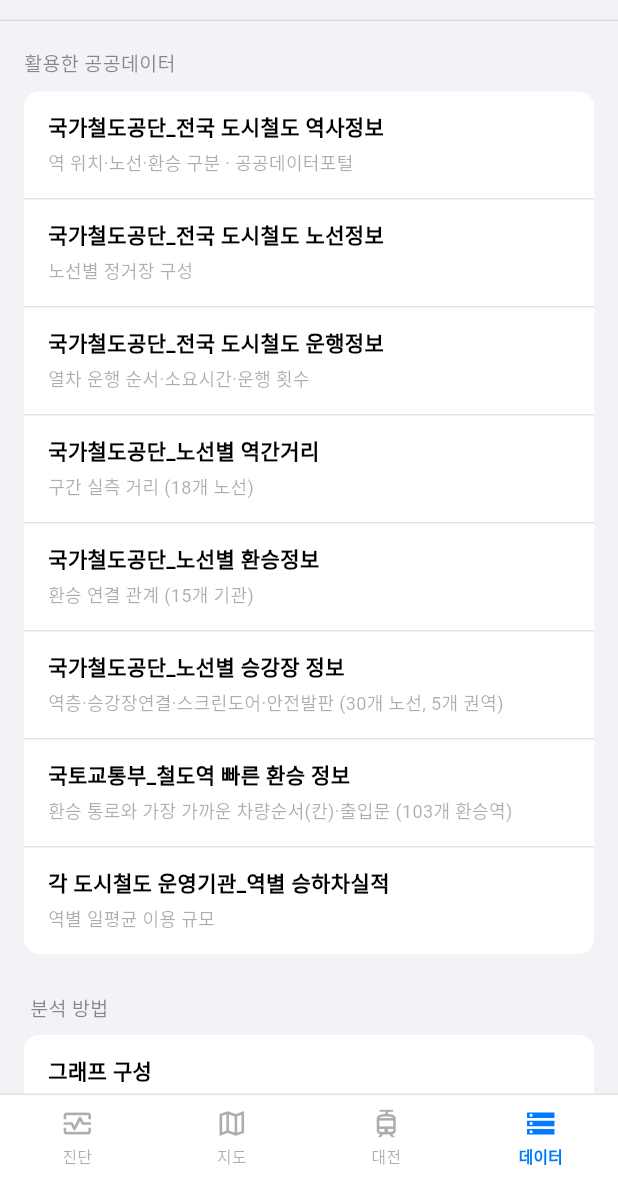
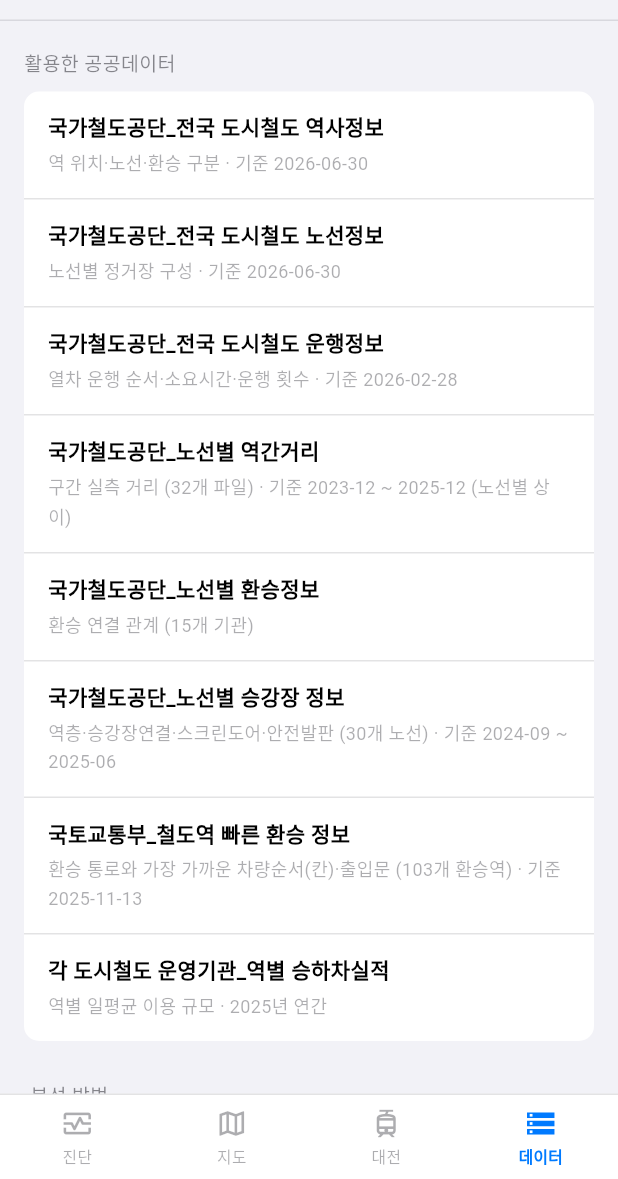
Before and after one commit to leeseoyang/Raility, a Flutter app: the screen it shows after launch, item 4 of the bottom bar chosen, on a phone screen of 412 x 824 dp, the part 57-1236 px from its top. Run offline on Flutter 3.47's test engine with Material 3 defaults, Android fonts, the phone set to English and light mode, and no system bars; our stand-ins replace flutter_map, latlong2, shared_preferences.

Commit message:
Port practical-disconnection grading to Flutter engine
웹판 78f5884 와 판정 규칙 동기화: practical 단절(+30분/2배 초과 우회 포함),
라플라스 평활 등급, 헤드라인·사회적 취약도 정렬(S = 수요×min(지연,30분)),
데이터 탭 기준일자 표기.

flutter analyze 0건 · test 32건 통과.
(권역 진단 탭의 Flutter 포팅은 미착수 — 웹판 검증 후 진행)

Co-Authored-By: Claude Opus 5 (1M context) <noreply@anthropic.com>

```diff
--- a/raility_flutter/lib/graph.dart
+++ b/raility_flutter/lib/graph.dart
@@ -58,6 +58,7 @@ class Stop {
   bool segTransfer = false;
   String? fromLine, toLine;
   bool spof = false;
+  bool practical = false;  // 실질적 단절 (경로 소멸 또는 +30분/2배 초과 우회)
   double delta = 0;
   Stop(this.station, this.nodes);
 }
@@ -65,7 +66,7 @@ class Stop {
 class Diagnosis {
   final bool ok;
   final PathResult? base;
-  final List<Stop> stops, mids, spof, detour;
+  final List<Stop> stops, mids, spof, practical, detour;
   final double maxDelta, ratio;
   final String grade;
   final int transfers;
@@ -77,6 +78,7 @@ class Diagnosis {
     this.stops = const [],
     this.mids = const [],
     this.spof = const [],
+    this.practical = const [],
     this.detour = const [],
     this.maxDelta = 0,
     this.ratio = 0,
@@ -499,31 +501,46 @@ class RailGraph {
     return stops;
   }
 
+  /// 실질적 단절 상한(초). 우회가 이보다 오래 걸리면 사실상 못 가는 것으로 본다.
+  static const practicalCapS = 1800.0;
+
   /// 경로 위 중간역을 하나씩 제거해 우회 가능 여부를 판정한다.
+  /// (판정 규칙은 웹판 graph.js diagnose 와 동일해야 한다)
   Diagnosis diagnose(int src, int dst) {
     final base = shortest(src, dst);
     if (base == null) return const Diagnosis(ok: false);
 
     final stops = toStops(base.path);
     final mids = stops.length > 2 ? stops.sublist(1, stops.length - 1) : <Stop>[];
-    final spof = <Stop>[], detour = <Stop>[];
+    final spof = <Stop>[], practical = <Stop>[], detour = <Stop>[];
     var maxDelta = 0.0;
 
     for (final st in mids) {
       final alt = shortest(src, dst, block: [st.station]);
       if (alt == null) {
         st.spof = true;
+        st.practical = true;
         spof.add(st);
+        practical.add(st);
         continue;
       }
       st.delta = alt.time - base.time;
+      // 실질적 단절: 경로가 남아도 +30분 이상이거나 원 소요시간의 2배를 넘으면
+      // 통근자에겐 단절과 같다.
+      if (st.delta > practicalCapS || st.delta > base.time) {
+        st.practical = true;
+        practical.add(st);
+      }
       if (st.delta > 60) {
         detour.add(st);
         if (st.delta > maxDelta) maxDelta = st.delta;
       }
     }
 
-    final ratio = mids.isEmpty ? 0.0 : spof.length / mids.length;
+    // 등급은 '실질적 단절' 비율. 짧은 경로의 요동은 라플라스 평활(α=1)로 억제.
+    final ratio = practical.isEmpty
+        ? 0.0
+        : (practical.length + 1) / (mids.length + 2);
     final grade = ratio == 0
         ? 'A'
         : ratio <= 0.15
@@ -546,6 +563,7 @@ class RailGraph {
       stops: stops,
       mids: mids,
       spof: spof,
+      practical: practical,
       detour: detour,
       maxDelta: maxDelta,
       ratio: ratio,
--- a/raility_flutter/lib/screens/data_screen.dart
+++ b/raility_flutter/lib/screens/data_screen.dart
@@ -4,15 +4,16 @@ import '../state.dart';
 import '../theme.dart';
 import '../widgets.dart';
 
+// 기준일자를 함께 표기한다 — 취약성 진단에서 데이터 시점은 신뢰도의 일부다.
 const _sources = [
-  ('국가철도공단_전국 도시철도 역사정보', '역 위치·노선·환승 구분 · 공공데이터포털'),
-  ('국가철도공단_전국 도시철도 노선정보', '노선별 정거장 구성'),
-  ('국가철도공단_전국 도시철도 운행정보', '열차 운행 순서·소요시간·운행 횟수'),
-  ('국가철도공단_노선별 역간거리', '구간 실측 거리 (18개 노선)'),
+  ('국가철도공단_전국 도시철도 역사정보', '역 위치·노선·환승 구분 · 기준 2026-06-30'),
+  ('국가철도공단_전국 도시철도 노선정보', '노선별 정거장 구성 · 기준 2026-06-30'),
+  ('국가철도공단_전국 도시철도 운행정보', '열차 운행 순서·소요시간·운행 횟수 · 기준 2026-02-28'),
+  ('국가철도공단_노선별 역간거리', '구간 실측 거리 (32개 파일) · 기준 2023-12 ~ 2025-12 (노선별 상이)'),
   ('국가철도공단_노선별 환승정보', '환승 연결 관계 (15개 기관)'),
-  ('국가철도공단_노선별 승강장 정보', '역층·승강장연결·스크린도어·안전발판 (30개 노선, 5개 권역)'),
-  ('국토교통부_철도역 빠른 환승 정보', '환승 통로와 가장 가까운 차량순서(칸)·출입문 (103개 환승역)'),
-  ('각 도시철도 운영기관_역별 승하차실적', '역별 일평균 이용 규모'),
+  ('국가철도공단_노선별 승강장 정보', '역층·승강장연결·스크린도어·안전발판 (30개 노선) · 기준 2024-09 ~ 2025-06'),
+  ('국토교통부_철도역 빠른 환승 정보', '환승 통로와 가장 가까운 차량순서(칸)·출입문 (103개 환승역) · 기준 2025-11-13'),
+  ('각 도시철도 운영기관_역별 승하차실적', '역별 일평균 이용 규모 · 2025년 연간'),
 ];
 
 class DataScreen extends StatelessWidget {
```
Also changed, not shown: raility_flutter/lib/screens/diagnose.dart (+30 -16 lines).
